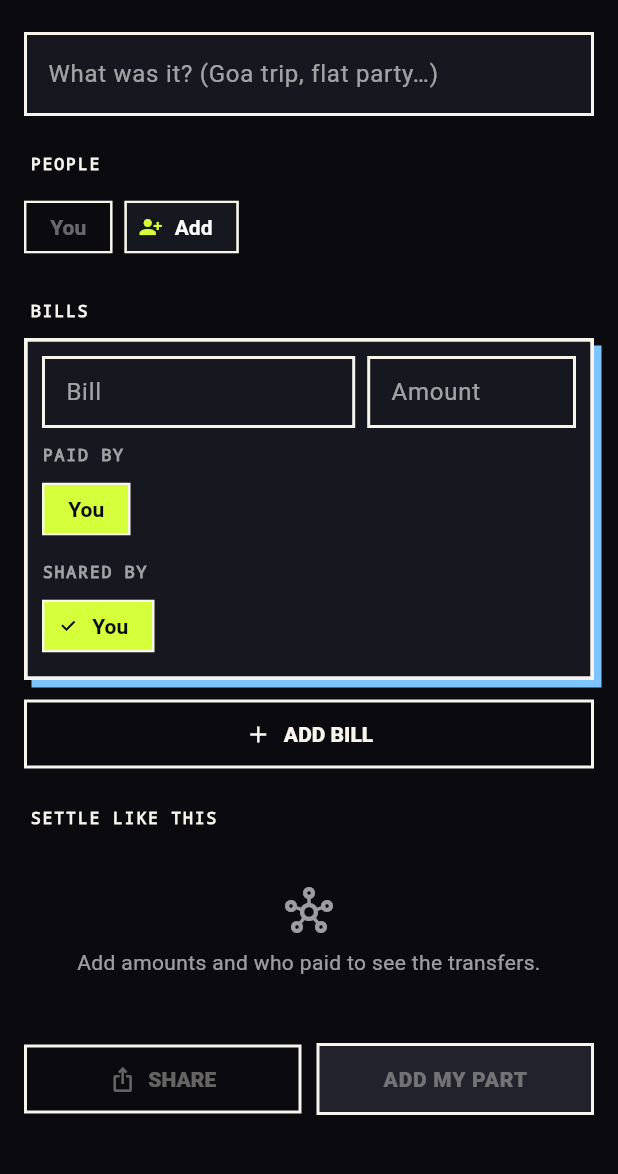
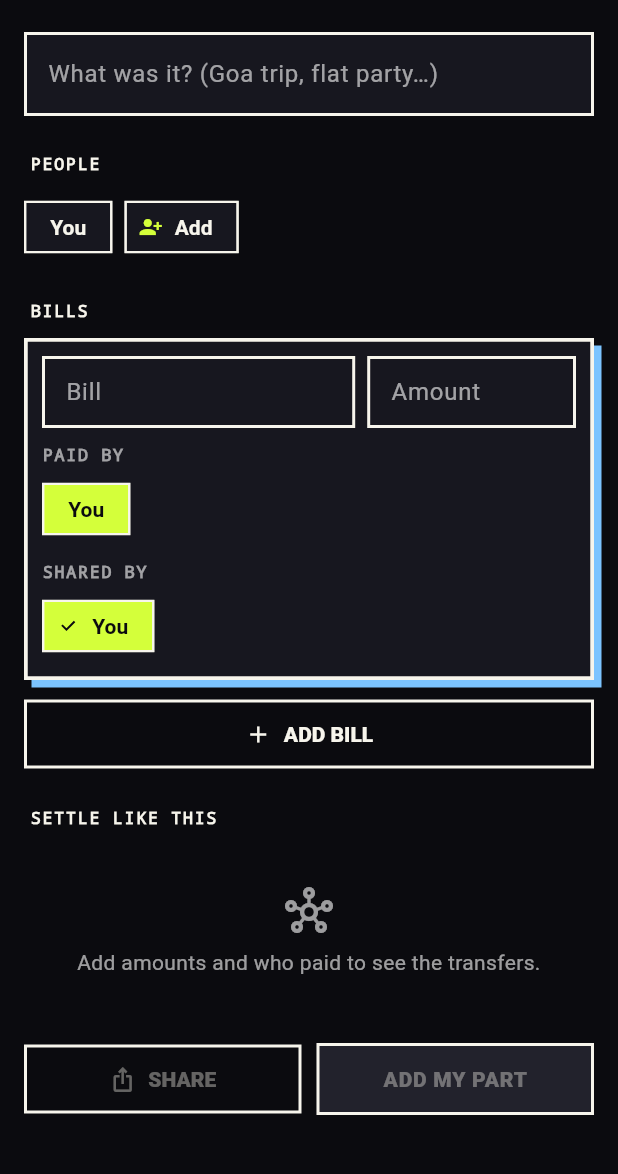
Before and after one commit to Adithya-109/Budget, a Flutter app: the screen it shows after launch, item 2 of the bottom bar chosen, after a tap on "GROUP SETTLE-UP", on a phone screen of 412 x 824 dp, the part 58-1232 px from its top. Run offline on Flutter 3.47's test engine with Material 3 defaults, Android fonts, the phone set to English and light mode, and no system bars; our stand-ins replace drift, drift_flutter, fl_chart, flutter_local_notifications, flutter_riverpod, image_picker and 3 more; missing offline and left inert: google_mlkit_text_recognition, sqlite3; accounts and stored records are empty; generated files the repository leaves out were written again.

Commit message:
Keep the platform font on buttons, chips and snackbars; show the You chip as enabled
Bare TextStyles in the component themes dropped the font family. They now build on the theme's label / body styles. Group settle-up's 'You' chip used an InputChip with no actions, which renders as disabled.

```diff
--- a/lib/features/ledger/group_settle_screen.dart
+++ b/lib/features/ledger/group_settle_screen.dart
@@ -169,11 +169,14 @@ class _GroupSettleScreenState extends ConsumerState<GroupSettleScreen> {
             runSpacing: 8,
             children: [
               for (final p in _people)
+                // A plain Chip for "You": an InputChip with no actions
+                // renders as disabled.
+                if (p == _you)
+                  Chip(label: Text(p))
+                else
                   InputChip(
                     label: Text(p),
-                  onDeleted: p == _you
-                      ? null
-                      : () => setState(() {
+                    onDeleted: () => setState(() {
                       _people.remove(p);
                       for (final b in _bills) {
                         b.sharedBy = {...b.sharedBy}..remove(p);
--- a/lib/ui/theme.dart
+++ b/lib/ui/theme.dart
@@ -64,6 +64,9 @@ ThemeData buildSplitBurnTheme() {
     scaffoldBackgroundColor: SbColors.ink,
     canvasColor: SbColors.ink,
   );
+  // Component styles build on the theme's label style so they keep the
+  // platform font (a bare TextStyle drops the family).
+  final label = base.textTheme.labelLarge!;
   return base.copyWith(
     textTheme: base.textTheme.apply(
       bodyColor: SbColors.paper,
@@ -102,7 +105,7 @@ ThemeData buildSplitBurnTheme() {
         shape: const RoundedRectangleBorder(
           side: BorderSide(color: SbColors.outline, width: 2),
         ),
-        textStyle: const TextStyle(
+        textStyle: label.copyWith(
           fontWeight: FontWeight.w900,
           letterSpacing: 0.5,
         ),
@@ -114,23 +117,23 @@ ThemeData buildSplitBurnTheme() {
         foregroundColor: SbColors.paper,
         side: const BorderSide(color: SbColors.outline, width: 2),
         shape: const RoundedRectangleBorder(),
-        textStyle: const TextStyle(fontWeight: FontWeight.w800),
+        textStyle: label.copyWith(fontWeight: FontWeight.w800),
         padding: const EdgeInsets.symmetric(horizontal: 16, vertical: 14),
       ),
     ),
     textButtonTheme: TextButtonThemeData(
       style: TextButton.styleFrom(
         foregroundColor: SbColors.lime,
-        textStyle: const TextStyle(fontWeight: FontWeight.w800),
+        textStyle: label.copyWith(fontWeight: FontWeight.w800),
       ),
     ),
-    chipTheme: const ChipThemeData(
+    chipTheme: ChipThemeData(
       backgroundColor: SbColors.surface,
       selectedColor: SbColors.lime,
-      side: BorderSide(color: SbColors.outline, width: 1.5),
-      shape: RoundedRectangleBorder(),
-      labelStyle: TextStyle(fontWeight: FontWeight.w700),
-      secondaryLabelStyle: TextStyle(
+      side: const BorderSide(color: SbColors.outline, width: 1.5),
+      shape: const RoundedRectangleBorder(),
+      labelStyle: label.copyWith(fontWeight: FontWeight.w700),
+      secondaryLabelStyle: label.copyWith(
         color: SbColors.ink,
         fontWeight: FontWeight.w800,
       ),
@@ -193,9 +196,9 @@ ThemeData buildSplitBurnTheme() {
         side: BorderSide(color: SbColors.outline, width: 2),
       ),
     ),
-    snackBarTheme: const SnackBarThemeData(
+    snackBarTheme: SnackBarThemeData(
       backgroundColor: SbColors.paper,
-      contentTextStyle: TextStyle(
+      contentTextStyle: base.textTheme.bodyMedium!.copyWith(
         color: SbColors.ink,
         fontWeight: FontWeight.w700,
       ),
```
Lines whose indentation alone changed are shown as unchanged.
